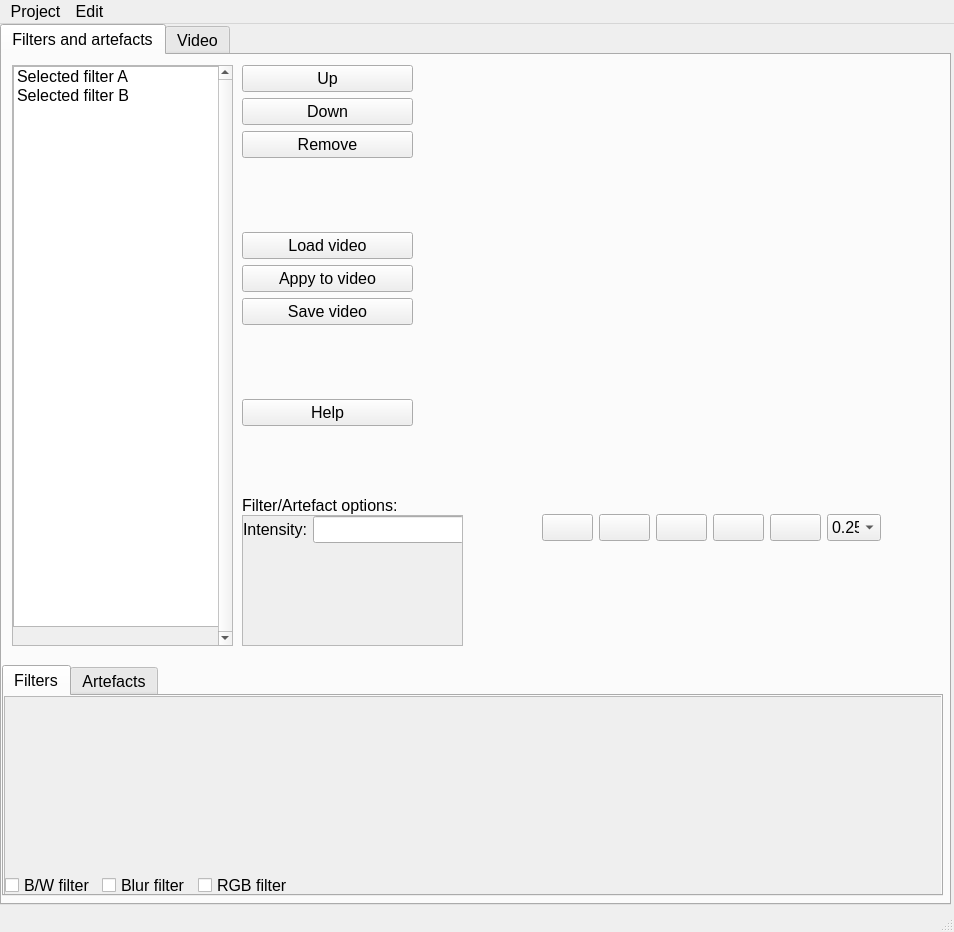
Above: Pflichtenheft/ToViET/GUI.ui from SuppenGeist/pse-ws1516-videoencoder-ta before the change. Below: the same form after it.
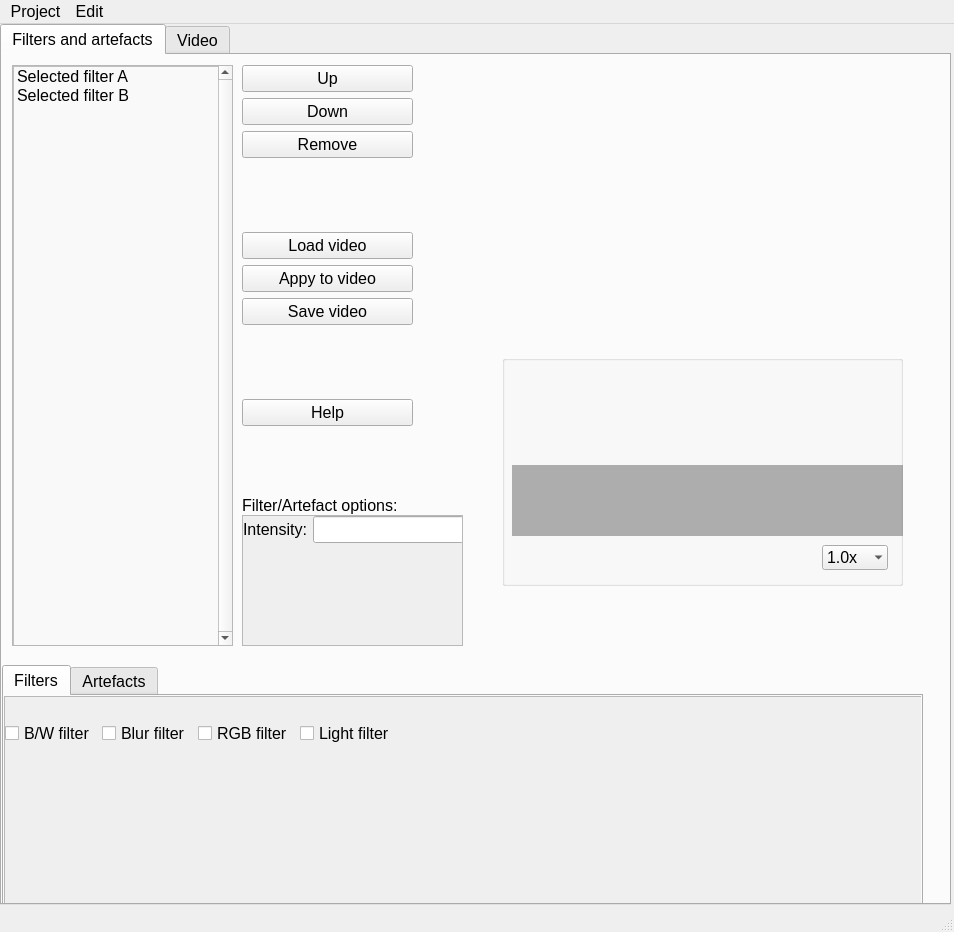
That is the form after the change. The open tabs and pages were chosen to show the change. Icons and pictures are not drawn.

Commit message: changed filter examples

What changed in the file:
```diff
--- a/Pflichtenheft/ToViET/GUI.ui
+++ b/Pflichtenheft/ToViET/GUI.ui
@@ -31,6 +31,12 @@
     <property name="mouseTracking">
      <bool>false</bool>
     </property>
+    <property name="autoFillBackground">
+     <bool>false</bool>
+    </property>
+    <property name="styleSheet">
+     <string notr="true">font: 12pt &quot;MS Shell Dlg 2&quot;;</string>
+    </property>
     <property name="currentIndex">
      <number>0</number>
     </property>
@@ -80,14 +86,21 @@
           <x>0</x>
           <y>0</y>
           <width>211</width>
-          <height>561</height>
+          <height>581</height>
          </rect>
         </property>
         <property name="font">
          <font>
+          <family>MS Shell Dlg 2</family>
           <pointsize>12</pointsize>
+          <weight>50</weight>
+          <italic>false</italic>
+          <bold>false</bold>
          </font>
         </property>
+        <property name="styleSheet">
+         <string notr="true">background: rgb(249, 249, 249);</string>
+        </property>
         <item>
          <property name="text">
           <string>Selected filter A</string>
@@ -106,8 +119,8 @@
        <rect>
         <x>0</x>
         <y>610</y>
-        <width>941</width>
-        <height>231</height>
+        <width>921</width>
+        <height>241</height>
        </rect>
       </property>
       <property name="currentIndex">
@@ -151,12 +164,15 @@
           <property name="geometry">
            <rect>
             <x>0</x>
-            <y>10</y>
-            <width>1041</width>
+            <y>0</y>
+            <width>911</width>
             <height>191</height>
            </rect>
           </property>
           <layout class="QHBoxLayout" name="horizontalLayout">
+           <property name="sizeConstraint">
+            <enum>QLayout::SetFixedSize</enum>
+           </property>
            <item>
             <layout class="QVBoxLayout" name="verticalLayout">
              <item>
@@ -229,6 +245,30 @@
              </item>
             </layout>
            </item>
+           <item>
+            <layout class="QVBoxLayout" name="verticalLayout_7">
+             <item>
+              <widget class="QLabel" name="label_19">
+               <property name="text">
+                <string/>
+               </property>
+               <property name="pixmap">
+                <pixmap resource="filter_artefact_icons.qrc">:/Filter_icons/Picture/Filter_icons/light_filter.png</pixmap>
+               </property>
+               <property name="scaledContents">
+                <bool>true</bool>
+               </property>
+              </widget>
+             </item>
+             <item>
+              <widget class="QCheckBox" name="checkBox_7">
+               <property name="text">
+                <string>Light filter</string>
+               </property>
+              </widget>
+             </item>
+            </layout>
+           </item>
            <item>
             <spacer name="horizontalSpacer_4">
              <property name="orientation">
@@ -444,10 +484,10 @@
      <widget class="QLabel" name="label">
       <property name="geometry">
        <rect>
-        <x>510</x>
-        <y>20</y>
-        <width>391</width>
-        <height>381</height>
+        <x>480</x>
+        <y>30</y>
+        <width>411</width>
+        <height>321</height>
        </rect>
       </property>
       <property name="text">
@@ -535,13 +575,34 @@
        </widget>
       </widget>
      </widget>
-     <widget class="QWidget" name="">
+     <widget class="QGroupBox" name="groupBox_5">
       <property name="geometry">
        <rect>
-        <x>540</x>
-        <y>440</y>
-        <width>339</width>
-        <height>66</height>
+        <x>500</x>
+        <y>300</y>
+        <width>401</width>
+        <height>231</height>
+       </rect>
+      </property>
+      <property name="contextMenuPolicy">
+       <enum>Qt::NoContextMenu</enum>
+      </property>
+      <property name="styleSheet">
+       <string notr="true"/>
+      </property>
+      <property name="title">
+       <string notr="true"/>
+      </property>
+      <property name="flat">
+       <bool>true</bool>
+      </property>
+      <widget class="QWidget" name="layoutWidget">
+       <property name="geometry">
+        <rect>
+         <x>10</x>
+         <y>110</y>
+         <width>391</width>
+         <height>73</height>
        </rect>
       </property>
       <layout class="QHBoxLayout" name="horizontalLayout_4">
@@ -555,10 +616,25 @@
            <activeon>:/player_buttons/Picture/playerButtons/play106.png</activeon>
           </iconset>
          </property>
+          <property name="iconSize">
+           <size>
+            <width>20</width>
+            <height>20</height>
+           </size>
+          </property>
+          <property name="checkable">
+           <bool>false</bool>
+          </property>
+          <property name="flat">
+           <bool>true</bool>
+          </property>
         </widget>
        </item>
        <item>
         <widget class="QPushButton" name="pushButton_23">
+          <property name="styleSheet">
+           <string notr="true">background: rgb(93, 93, 93)</string>
+          </property>
          <property name="text">
           <string/>
          </property>
@@ -567,6 +643,9 @@
            <activeon>:/player_buttons/Picture/playerButtons/pause44.png</activeon>
           </iconset>
          </property>
+          <property name="flat">
+           <bool>true</bool>
+          </property>
         </widget>
        </item>
        <item>
@@ -579,6 +658,9 @@
            <activeon>:/player_buttons/Picture/playerButtons/stop4.png</activeon>
           </iconset>
          </property>
+          <property name="flat">
+           <bool>true</bool>
+          </property>
         </widget>
        </item>
        <item>
@@ -591,6 +673,9 @@
            <activeon>:/player_buttons/Picture/playerButtons/last-track.png</activeon>
           </iconset>
          </property>
+          <property name="flat">
+           <bool>true</bool>
+          </property>
         </widget>
        </item>
        <item>
@@ -603,18 +688,45 @@
            <activeoff>:/player_buttons/Picture/playerButtons/skip2.png</activeoff>
           </iconset>
          </property>
-        </widget>
-       </item>
-       <item>
+          <property name="autoDefault">
+           <bool>false</bool>
+          </property>
+          <property name="default">
+           <bool>false</bool>
+          </property>
+          <property name="flat">
+           <bool>true</bool>
+          </property>
+         </widget>
+        </item>
+       </layout>
+      </widget>
         <widget class="QComboBox" name="comboBox">
+       <property name="geometry">
+        <rect>
+         <x>320</x>
+         <y>190</y>
+         <width>66</width>
+         <height>25</height>
+        </rect>
+       </property>
          <property name="sizePolicy">
           <sizepolicy hsizetype="Preferred" vsizetype="Fixed">
            <horstretch>0</horstretch>
            <verstretch>0</verstretch>
           </sizepolicy>
          </property>
+       <property name="editable">
+        <bool>false</bool>
+       </property>
          <property name="currentText">
-          <string>0.25x</string>
+        <string notr="true">1.0x</string>
+       </property>
+       <property name="currentIndex">
+        <number>3</number>
+       </property>
+       <property name="frame">
+        <bool>false</bool>
          </property>
          <item>
           <property name="text">
@@ -657,9 +769,30 @@
           </property>
          </item>
         </widget>
-       </item>
-      </layout>
      </widget>
+     <widget class="QLabel" name="label_4">
+      <property name="geometry">
+       <rect>
+        <x>510</x>
+        <y>410</y>
+        <width>391</width>
+        <height>71</height>
+       </rect>
+      </property>
+      <property name="styleSheet">
+       <string notr="true">background: rgb(175, 175, 175)</string>
+      </property>
+      <property name="text">
+       <string/>
+      </property>
+     </widget>
+     <zorder>label_4</zorder>
+     <zorder>scrollArea</zorder>
+     <zorder>tabWidget_2</zorder>
+     <zorder>verticalLayoutWidget_2</zorder>
+     <zorder>groupBox</zorder>
+     <zorder>groupBox_5</zorder>
+     <zorder>label</zorder>
     </widget>
     <widget class="QWidget" name="tab_2">
      <attribute name="title">
```
Left out of the diff: 95 changed lines with no effect on the pictures. Lines whose indentation alone changed are shown as unchanged. The commit also changes 13 other files.
